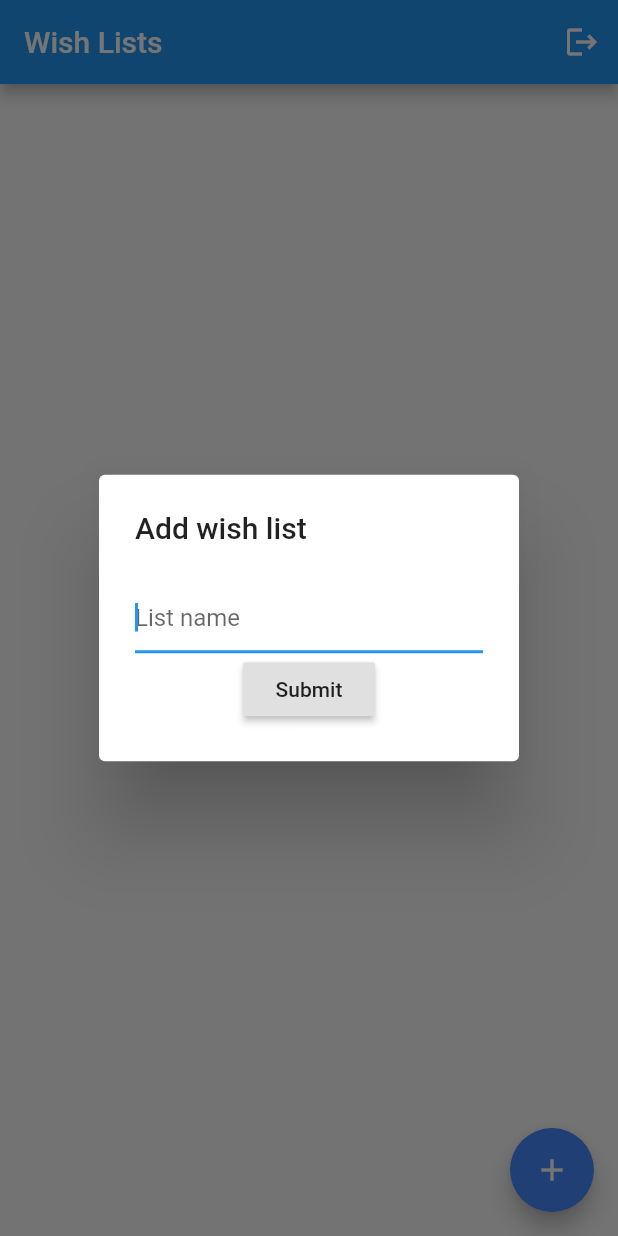
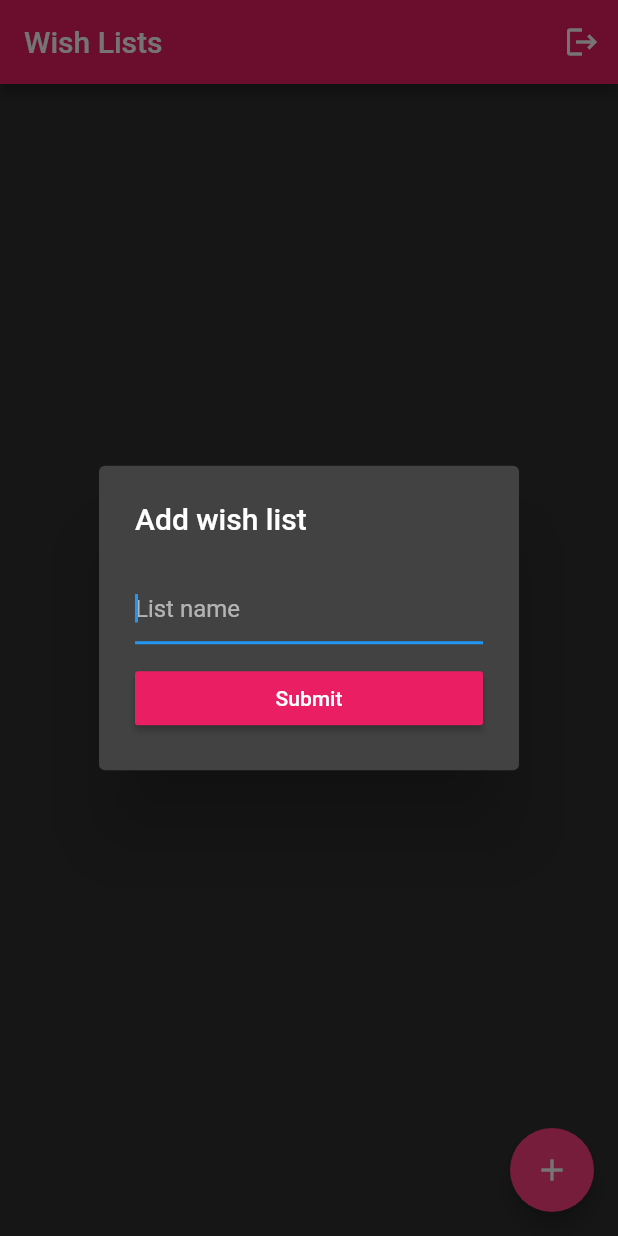
Before and after one commit to dbenfouzari/wish_list, a Flutter app: the screen it shows once a user with an empty profile is signed in, after a tap on the "add" icon, on a phone screen of 412 x 824 dp. Run offline on Flutter 3.47's test engine with Material 2 defaults, Android fonts, the light colour scheme and no system bars; our stand-ins replace cloud_firestore, easy_localization, firebase_auth, firebase_core, flutter_slidable, flutter_spinkit and 1 more; accounts and stored records are empty.

Commit message:
:art: Final touches

```diff
--- a/lib/forms/new-wish-list.dart
+++ b/lib/forms/new-wish-list.dart
@@ -20,7 +20,7 @@ class _NewWishListFormState extends State<NewWishListForm> {
     super.dispose();
   }
 
-  void _handleSubmit () {
+  void _handleSubmit() {
     if (_formKey.currentState.validate()) {
       try {
         _db.createWishList(_listTitleController.text);
@@ -59,12 +59,22 @@ class _NewWishListFormState extends State<NewWishListForm> {
               onEditingComplete: _handleSubmit,
             ),
           ),
-          RaisedButton(
-            child: Text(
-              tr(LocaleKeys.common_forms_submit),
-            ),
-            onPressed: _handleSubmit,
-          )
+          SizedBox(
+            height: 12,
+          ),
+          Row(
+            children: [
+              Expanded(
+                child: RaisedButton(
+                  color: Theme.of(context).primaryColor,
+                  child: Text(
+                    tr(LocaleKeys.common_forms_submit),
+                  ),
+                  onPressed: _handleSubmit,
+                ),
+              ),
+            ],
+          ),
         ],
       ),
     );
--- a/lib/forms/new-wish.dart
+++ b/lib/forms/new-wish.dart
@@ -33,7 +33,10 @@ class _NewWishFormState extends State<NewWishForm> {
         _db.createWish(_wishTitle.text, _wishDescription.text, widget.wishList);
         ScaffoldMessenger.of(context).showSnackBar(
           SnackBar(
-            content: Text("Vœu \"${_wishTitle.text}\" créée avec succès."),
+            backgroundColor: Theme.of(context).backgroundColor,
+            content: Text(
+              "Vœu \"${_wishTitle.text}\" créée avec succès.",
+            ),
           ),
         );
         Navigator.of(context).pop();
@@ -80,6 +83,7 @@ class _NewWishFormState extends State<NewWishForm> {
             children: [
               Expanded(
                 child: RaisedButton(
+                  color: Theme.of(context).primaryColor,
                   child: Text(
                     tr(LocaleKeys.common_forms_submit),
                   ),
--- a/lib/main.dart
+++ b/lib/main.dart
@@ -45,7 +45,7 @@ class App extends StatelessWidget {
       supportedLocales: context.supportedLocales,
       locale: context.locale,
       title: 'Wish List',
-      theme: _lightTheme,
+      theme: _darkTheme,
       // darkTheme: _darkTheme,
       home: FutureBuilder(
         future: _initialization,
--- a/lib/screens/wishes.dart
+++ b/lib/screens/wishes.dart
@@ -96,7 +96,7 @@ class _WishesScreenState extends State<WishesScreen> {
                                 await _db.removeWish(wish.id);
                                 ScaffoldMessenger.of(context).showSnackBar(
                                   SnackBar(
-                                    content: Text('Hello'),
+                                    content: Text('Successfully removed wish.'),
                                   ),
                                 );
                               },
```
Also changed, not shown: lib/screens/wish-list.dart (+12 -2 lines).
